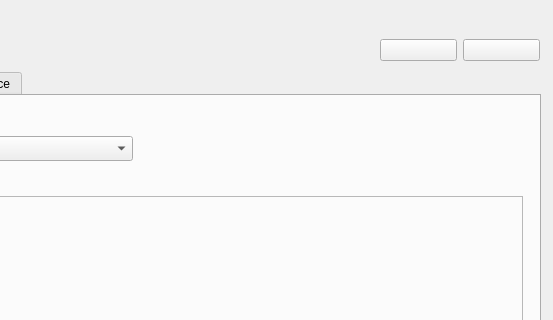
Before: the Qt Designer form OntologyEquationAssignmentEditor/assign_equations_gui.ui in heinz-preisig/ProMo-packages-OntologyBuilder, drawn with Qt 5; both pictures show x 167 to 720 and y 0 to 320 of the 720 by 844 pixel window.
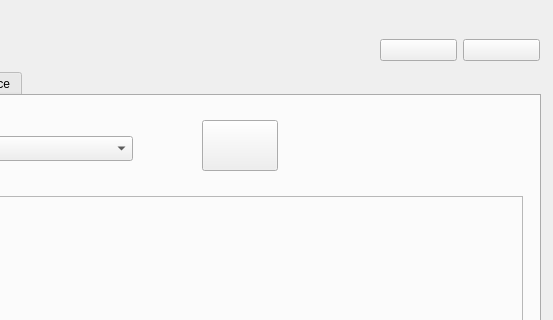
After: the same form once the commit is applied. The open tabs and pages were chosen to show the change.

Commit message: implemented button for showing graph of variable/equation graph for a node -- introduced constraint in the graph analysis, the reasonar. Allows to handle multiple choices of variable representations or to indicate what variable must be instantiated.

Patch:
```diff
--- a/OntologyEquationAssignmentEditor/assign_equations_gui.ui
+++ b/OntologyEquationAssignmentEditor/assign_equations_gui.ui
@@ -115,6 +115,19 @@
        </rect>
       </property>
      </widget>
+     <widget class="QPushButton" name="pushGraphNode">
+      <property name="geometry">
+       <rect>
+        <x>340</x>
+        <y>24</y>
+        <width>76</width>
+        <height>51</height>
+       </rect>
+      </property>
+      <property name="text">
+       <string/>
+      </property>
+     </widget>
     </widget>
     <widget class="QWidget" name="tab_arc">
      <attribute name="title">
```
Left out of the diff: 2 changed lines with no effect on the pictures. The commit also changes 3 other files.
